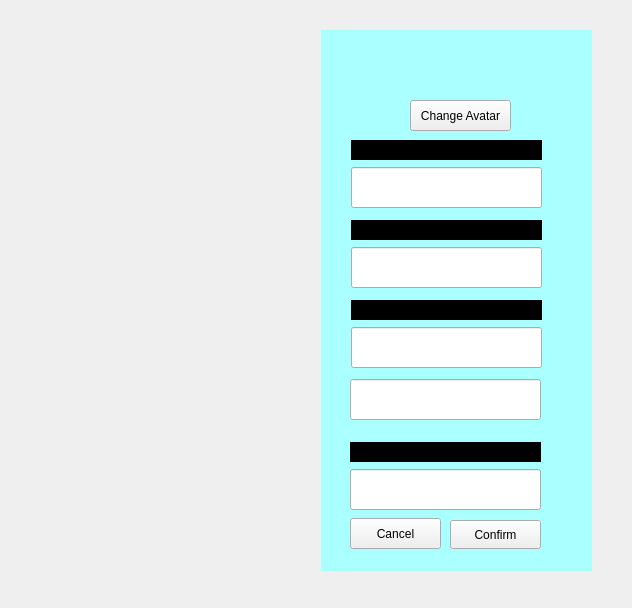
First picture: the form in edit_information.ui, repository Mahrokh-M/SkullKing_Never-Executable_7, before the edit.
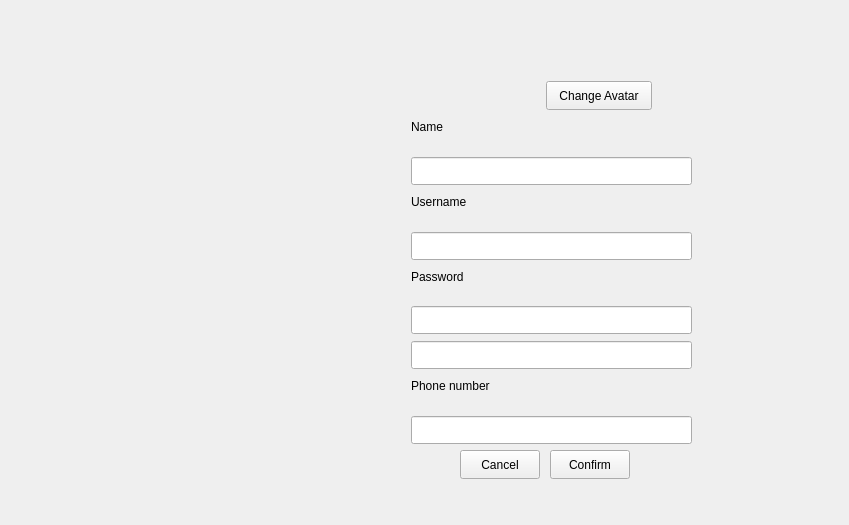
Second picture: the form after the edit. Icons and pictures are not drawn.

```diff
--- a/edit_information.ui
+++ b/edit_information.ui
@@ -6,8 +6,8 @@
    <rect>
     <x>0</x>
     <y>0</y>
-    <width>632</width>
-    <height>608</height>
+    <width>849</width>
+    <height>525</height>
    </rect>
   </property>
   <property name="windowTitle">
@@ -21,157 +21,128 @@
     <rect>
      <x>0</x>
      <y>0</y>
-     <width>641</width>
-     <height>611</height>
+     <width>851</width>
+     <height>531</height>
     </rect>
    </property>
    <property name="styleSheet">
-    <string notr="true">border-image: url(:/new/prefix1/nutshell-boats-near-maps.jpg);
-border-color: rgb(0, 0, 0);</string>
+    <string notr="true">border-image: url(:/new/prefix1/edit-profile-background.jpg);
+</string>
    </property>
    <property name="text">
     <string/>
    </property>
   </widget>
-  <widget class="QLabel" name="label_border">
+  <widget class="QLabel" name="label_icon">
    <property name="geometry">
     <rect>
-     <x>321</x>
-     <y>30</y>
-     <width>271</width>
-     <height>541</height>
+     <x>591</x>
+     <y>71</y>
+     <width>16</width>
+     <height>20</height>
     </rect>
    </property>
    <property name="styleSheet">
-    <string notr="true">background-color: rgb(170, 255, 255);</string>
+    <string notr="true">border-image: url(:/new/prefix2/avatars/avatar1.png);</string>
    </property>
    <property name="text">
     <string/>
    </property>
   </widget>
+  <widget class="QLineEdit" name="lineEdit_password">
+   <property name="geometry">
+    <rect>
+     <x>411</x>
+     <y>306</y>
+     <width>281</width>
+     <height>28</height>
+    </rect>
+   </property>
+  </widget>
+  <widget class="QLineEdit" name="lineEdit_username">
+   <property name="geometry">
+    <rect>
+     <x>411</x>
+     <y>232</y>
+     <width>281</width>
+     <height>28</height>
+    </rect>
+   </property>
+  </widget>
   <widget class="QLabel" name="label_password">
    <property name="geometry">
     <rect>
-     <x>351</x>
-     <y>300</y>
-     <width>191</width>
+     <x>411</x>
+     <y>267</y>
+     <width>61</width>
      <height>20</height>
     </rect>
    </property>
    <property name="styleSheet">
-    <string notr="true">background-color: rgb(0, 0, 0);</string>
+    <string notr="true"/>
    </property>
    <property name="text">
     <string>Password</string>
    </property>
   </widget>
-  <widget class="QLabel" name="label_name">
-   <property name="geometry">
-    <rect>
-     <x>351</x>
-     <y>140</y>
-     <width>191</width>
-     <height>20</height>
-    </rect>
-   </property>
-   <property name="styleSheet">
-    <string notr="true">background-color: rgb(0, 0, 0);</string>
-   </property>
-   <property name="text">
-    <string>Name</string>
-   </property>
-  </widget>
-  <widget class="QLineEdit" name="lineEdit_name">
-   <property name="geometry">
-    <rect>
-     <x>351</x>
-     <y>167</y>
-     <width>191</width>
-     <height>41</height>
-    </rect>
-   </property>
-   <property name="styleSheet">
-    <string notr="true"/>
-   </property>
-  </widget>
-  <widget class="QLineEdit" name="lineEdit_password">
-   <property name="geometry">
-    <rect>
-     <x>351</x>
-     <y>327</y>
-     <width>191</width>
-     <height>41</height>
-    </rect>
-   </property>
-  </widget>
   <widget class="QLineEdit" name="lineEdit_repeatPassword">
    <property name="geometry">
     <rect>
-     <x>350</x>
-     <y>379</y>
-     <width>191</width>
-     <height>41</height>
+     <x>411</x>
+     <y>341</y>
+     <width>281</width>
+     <height>28</height>
     </rect>
    </property>
   </widget>
   <widget class="QLineEdit" name="lineEdit_phoneNumber">
    <property name="geometry">
     <rect>
-     <x>350</x>
-     <y>469</y>
-     <width>191</width>
-     <height>41</height>
+     <x>411</x>
+     <y>416</y>
+     <width>281</width>
+     <height>28</height>
     </rect>
    </property>
    <property name="inputMethodHints">
     <set>Qt::ImhNone</set>
    </property>
   </widget>
-  <widget class="QPushButton" name="pushButton_cancel">
-   <property name="geometry">
-    <rect>
-     <x>350</x>
-     <y>518</y>
-     <width>91</width>
-     <height>31</height>
-    </rect>
-   </property>
-   <property name="text">
-    <string>Cancel</string>
-   </property>
-  </widget>
-  <widget class="QLineEdit" name="lineEdit_username">
-   <property name="geometry">
-    <rect>
-     <x>351</x>
-     <y>247</y>
-     <width>191</width>
-     <height>41</height>
-    </rect>
-   </property>
-  </widget>
   <widget class="QLabel" name="label_phoneNumber">
    <property name="geometry">
     <rect>
-     <x>350</x>
-     <y>442</y>
-     <width>191</width>
+     <x>411</x>
+     <y>376</y>
+     <width>96</width>
      <height>20</height>
     </rect>
    </property>
    <property name="styleSheet">
-    <string notr="true">background-color: rgb(0, 0, 0);</string>
+    <string notr="true"/>
    </property>
    <property name="text">
     <string>Phone number</string>
    </property>
   </widget>
+  <widget class="QPushButton" name="pushButton_cancel">
+   <property name="geometry">
+    <rect>
+     <x>460</x>
+     <y>450</y>
+     <width>80</width>
+     <height>29</height>
+    </rect>
+   </property>
+   <property name="text">
+    <string>Cancel</string>
+   </property>
+  </widget>
   <widget class="QPushButton" name="pushButton_confirm">
    <property name="geometry">
     <rect>
-     <x>450</x>
-     <y>520</y>
-     <width>91</width>
+     <x>550</x>
+     <y>450</y>
+     <width>80</width>
      <height>29</height>
     </rect>
    </property>
@@ -182,63 +153,61 @@
   <widget class="QLabel" name="label_username">
    <property name="geometry">
     <rect>
-     <x>351</x>
-     <y>220</y>
-     <width>191</width>
+     <x>411</x>
+     <y>192</y>
+     <width>66</width>
      <height>20</height>
     </rect>
    </property>
    <property name="styleSheet">
-    <string notr="true">background-color: rgb(0, 0, 0);</string>
+    <string notr="true"/>
    </property>
    <property name="text">
     <string>Username</string>
    </property>
   </widget>
-  <widget class="QLabel" name="label_icon">
-   <property name="geometry">
-    <rect>
-     <x>330</x>
-     <y>40</y>
-     <width>111</width>
-     <height>91</height>
-    </rect>
-   </property>
-   <property name="styleSheet">
-    <string notr="true">border-image: url(:/new/prefix2/avatars/avatar1.png);</string>
-   </property>
-   <property name="text">
-    <string/>
-   </property>
-  </widget>
   <widget class="QPushButton" name="pushButton_change_avatar">
    <property name="geometry">
     <rect>
-     <x>410</x>
-     <y>100</y>
-     <width>101</width>
-     <height>31</height>
+     <x>546</x>
+     <y>81</y>
+     <width>106</width>
+     <height>29</height>
     </rect>
    </property>
    <property name="text">
     <string>Change Avatar</string>
    </property>
   </widget>
-  <zorder>label_border</zorder>
-  <zorder>label_background</zorder>
-  <zorder>label_password</zorder>
-  <zorder>label_name</zorder>
-  <zorder>lineEdit_name</zorder>
-  <zorder>lineEdit_password</zorder>
-  <zorder>lineEdit_repeatPassword</zorder>
-  <zorder>lineEdit_phoneNumber</zorder>
-  <zorder>pushButton_cancel</zorder>
-  <zorder>lineEdit_username</zorder>
-  <zorder>label_phoneNumber</zorder>
-  <zorder>pushButton_confirm</zorder>
-  <zorder>label_username</zorder>
-  <zorder>label_icon</zorder>
-  <zorder>pushButton_change_avatar</zorder>
+  <widget class="QLineEdit" name="lineEdit_name">
+   <property name="geometry">
+    <rect>
+     <x>411</x>
+     <y>157</y>
+     <width>281</width>
+     <height>28</height>
+    </rect>
+   </property>
+   <property name="styleSheet">
+    <string notr="true"/>
+   </property>
+  </widget>
+  <widget class="QLabel" name="label_name">
+   <property name="geometry">
+    <rect>
+     <x>411</x>
+     <y>117</y>
+     <width>40</width>
+     <height>20</height>
+    </rect>
+   </property>
+   <property name="styleSheet">
+    <string notr="true"/>
+   </property>
+   <property name="text">
+    <string>Name</string>
+   </property>
+  </widget>
  </widget>
  <resources/>
  <connections/>
```
Left out of the diff: 8 changed lines with no effect on the pictures.
